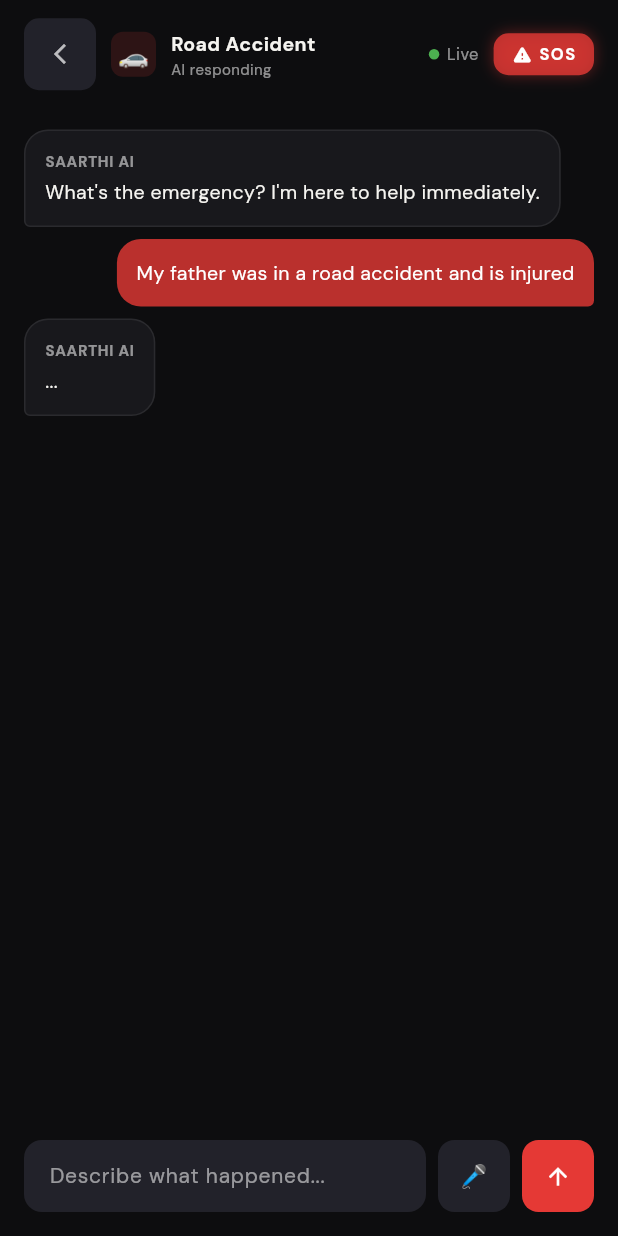
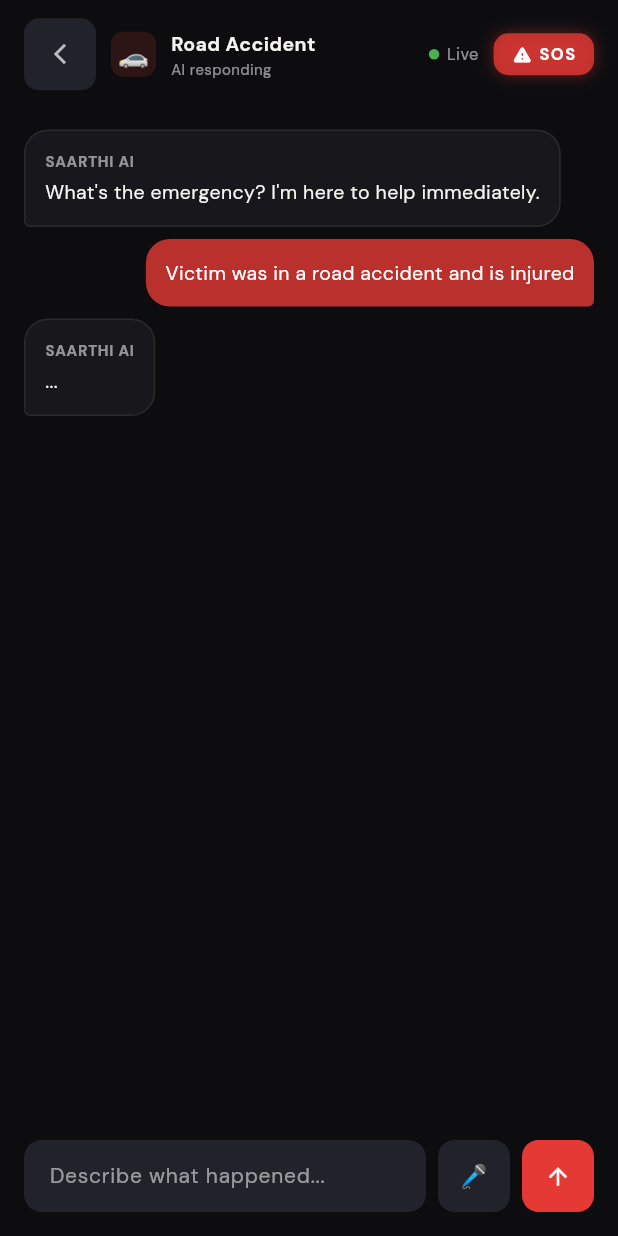
Before and after one commit to ShlokJain1906/Hack_Helix, a Flutter app: the AssistModeScreen screen opened directly, after a tap on "Accident", on a phone screen of 412 x 824 dp. Run offline on Flutter 3.47's test engine with Material 3 defaults, Android fonts, the phone set to English and light mode, and no system bars; our stand-ins replace google_fonts.

Commit message:
father se victim

```diff
--- a/saarthi_flutter/lib/services/emergency_mock_data.dart
+++ b/saarthi_flutter/lib/services/emergency_mock_data.dart
@@ -9,7 +9,7 @@ final Map<String, EmergencyProtocol> mockEmergencyData = {
     color: const Color.fromRGBO(21, 101, 192, 0.15),
     callLabel: 'Call Ambulance',
     panicLabel: '● Cardiac emergency detected',
-    initialMsg: 'My father is having a heart attack',
+    initialMsg: 'Victim is having a heart attack',
     responses: const [
       EmergencyResponse(text: '🫀 Possible cardiac arrest — acting immediately', styleClass: 'urg'),
       EmergencyResponse(text: '📞 Calling 112 — ambulance dispatched', styleClass: 'urg'),
@@ -43,7 +43,7 @@ final Map<String, EmergencyProtocol> mockEmergencyData = {
     color: const Color.fromRGBO(255, 143, 0, 0.15),
     callLabel: 'Call Ambulance',
     panicLabel: '● Breathing emergency detected',
-    initialMsg: 'My mother is choking and cannot breathe',
+    initialMsg: 'Victim is choking and cannot breathe',
     responses: const [
       EmergencyResponse(text: '😮‍💨 Breathing emergency — responding now', styleClass: 'urg'),
       EmergencyResponse(text: '📞 Call 112 immediately', styleClass: 'urg'),
@@ -78,7 +78,7 @@ final Map<String, EmergencyProtocol> mockEmergencyData = {
     color: const Color.fromRGBO(21, 101, 192, 0.15),
     callLabel: 'Call Ambulance',
     panicLabel: '● Asthma emergency detected',
-    initialMsg: 'I am having a severe asthma attack',
+    initialMsg: 'Victim is having a severe asthma attack',
     responses: const [
       EmergencyResponse(text: '🫁 Asthma attack detected — stay calm and breathe with me', styleClass: 'urg'),
       EmergencyResponse(text: '📞 If no inhaler or worsening: Call 112 immediately', styleClass: 'urg'),
@@ -112,7 +112,7 @@ final Map<String, EmergencyProtocol> mockEmergencyData = {
     color: const Color.fromRGBO(183, 28, 28, 0.15),
     callLabel: 'Call Ambulance',
     panicLabel: '● Severe bleeding detected',
-    initialMsg: 'My brother has a deep cut and is bleeding heavily',
+    initialMsg: 'Victim has a deep cut and is bleeding heavily',
     responses: const [
       EmergencyResponse(text: '🩸 Severe bleeding detected — act immediately', styleClass: 'urg'),
       EmergencyResponse(text: '📞 Call 112 — request ambulance', styleClass: 'urg'),
@@ -146,7 +146,7 @@ final Map<String, EmergencyProtocol> mockEmergencyData = {
     color: const Color.fromRGBO(21, 101, 192, 0.15),
     callLabel: 'Call Ambulance',
     panicLabel: '● Unresponsive person detected',
-    initialMsg: 'My father collapsed and is not responding to me',
+    initialMsg: 'Victim collapsed and is not responding to me',
     responses: const [
       EmergencyResponse(text: '🫥 Unresponsive person — checking vitals protocol', styleClass: 'urg'),
       EmergencyResponse(text: '📞 Call 112 immediately', styleClass: 'urg'),
@@ -181,7 +181,7 @@ final Map<String, EmergencyProtocol> mockEmergencyData = {
     color: const Color.fromRGBO(229, 57, 53, 0.15),
     callLabel: 'Call Ambulance + Police',
     panicLabel: '● Road accident detected',
-    initialMsg: 'My father was in a road accident and is injured',
+    initialMsg: 'Victim was in a road accident and is injured',
     responses: const [
       EmergencyResponse(text: '🚗 Road accident detected', styleClass: 'urg'),
       EmergencyResponse(text: '📞 Call 112 (ambulance) and 100 (police)', styleClass: 'urg'),
@@ -251,7 +251,7 @@ final Map<String, EmergencyProtocol> mockEmergencyData = {
     color: const Color.fromRGBO(46, 125, 50, 0.15),
     callLabel: 'Call Police',
     panicLabel: '● Threat situation detected',
-    initialMsg: 'My father is being attacked and robbed',
+    initialMsg: 'Victim is being attacked and robbed',
     responses: const [
       EmergencyResponse(text: '🚨 Threat situation — taking immediate action', styleClass: 'urg'),
       EmergencyResponse(text: '📞 Call 100 (police) — stay on the line', styleClass: 'urg'),
@@ -286,7 +286,7 @@ final Map<String, EmergencyProtocol> mockEmergencyData = {
     color: const Color.fromRGBO(121, 85, 72, 0.15),
     callLabel: 'Call Poison Control',
     panicLabel: '● Toxic substance detected',
-    initialMsg: 'I think someone swallowed poison',
+    initialMsg: 'Victim has swallowed poison',
     responses: const [
       EmergencyResponse(text: '🧪 Poisoning detected — acting immediately', styleClass: 'urg'),
       EmergencyResponse(text: '📞 Call 112 (Ambulance) or Poison Control now', styleClass: 'urg'),
@@ -321,7 +321,7 @@ final Map<String, EmergencyProtocol> mockEmergencyData = {
     color: const Color.fromRGBO(46, 125, 50, 0.15),
     callLabel: 'Contact Doctor',
     panicLabel: '● Minor issue detected',
-    initialMsg: 'I have a minor headache',
+    initialMsg: 'Victim has a minor headache',
     responses: const [
       EmergencyResponse(text: '🩹 This looks like a minor ailment — I\'ll guide you through basic first aid', styleClass: 'suc'),
       EmergencyResponse(text: '💧 Drink some water and stay hydrated', styleClass: 'inf'),
```
Also changed, not shown: saarthi_flutter/lib/screens/home_screen.dart (+56 -32 lines), saarthi_flutter/lib/screens/medical_screen.dart (+14 -6 lines).
